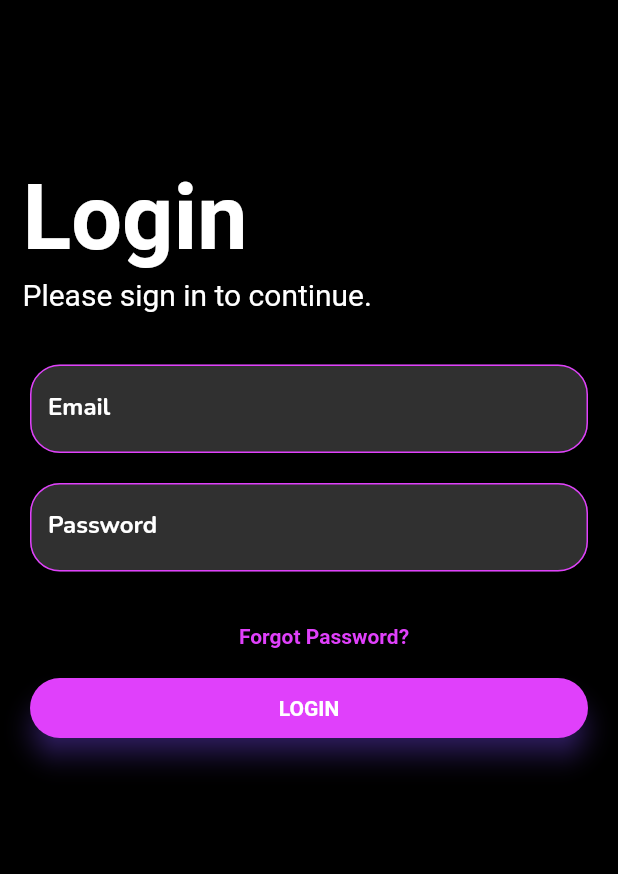
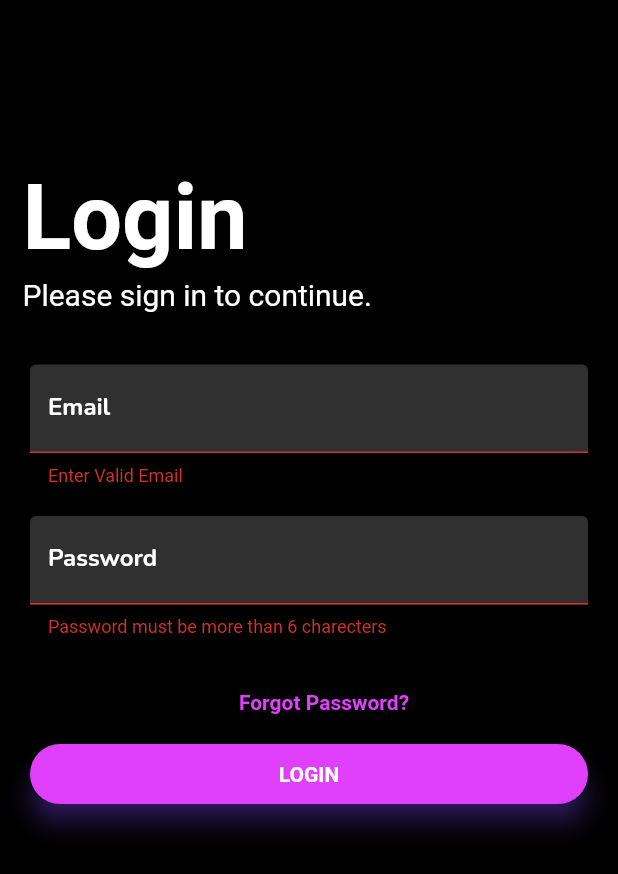
Before and after one commit to ChiranthSH007/eScoreZ, a Flutter app: the emaillogin screen opened directly, after a tap on "LOGIN", on a phone screen of 412 x 824 dp. Shown: the top 874 px of the screen. Run offline on Flutter 3.47's test engine with Material 2 defaults, Android fonts, the phone set to English and light mode, and no system bars; our stand-ins replace cached_network_image, cloud_firestore, firebase_core, flutter_signin_button, google_fonts; accounts and stored records are empty.

Commit message:
validate done

```diff
--- a/lib/emailloginpage.dart
+++ b/lib/emailloginpage.dart
@@ -10,6 +10,9 @@ class emaillogin extends StatefulWidget {
 }
 
 class _emailloginState extends State<emaillogin> {
+  String? login_email, login_password;
+  var _formkey = GlobalKey<FormState>();
+
   @override
   Widget build(BuildContext context) {
     return Scaffold(
@@ -45,18 +48,30 @@ class _emailloginState extends State<emaillogin> {
               ],
             ),
           ),
-          Container(
+          Form(
+            key: _formkey,
+            child: Container(
               padding: EdgeInsets.only(top: 35.0, left: 20.0, right: 20.0),
               child: Column(
                 children: [
                   Container(
                     // color: Colors.grey[850],
-                  child: TextField(
+                    child: TextFormField(
+                      keyboardType: TextInputType.emailAddress,
+                      validator: (item) {
+                        return item!.contains("@") ? null : "Enter Valid Email";
+                      },
+                      onChanged: (item) {
+                        setState(() {
+                          login_email = item;
+                        });
+                      },
                       decoration: InputDecoration(
                           filled: true,
                           fillColor: Colors.grey[850],
                           enabledBorder: const OutlineInputBorder(
-                          borderRadius: BorderRadius.all(Radius.circular(20.0)),
+                            borderRadius:
+                                BorderRadius.all(Radius.circular(20.0)),
                             borderSide:
                                 const BorderSide(color: Colors.purpleAccent),
                           ),
@@ -78,7 +93,19 @@ class _emailloginState extends State<emaillogin> {
                   ),
                   Container(
                     // color: Colors.grey[850],
-                  child: TextField(
+                    child: TextFormField(
+                      obscureText: true,
+                      keyboardType: TextInputType.text,
+                      validator: (item) {
+                        return item!.length > 6
+                            ? null
+                            : "Password must be more than 6 charecters";
+                      },
+                      onChanged: (item) {
+                        setState(() {
+                          login_password = item;
+                        });
+                      },
                       style: TextStyle(color: Colors.grey),
                       decoration: InputDecoration(
                         filled: true,
@@ -95,7 +122,8 @@ class _emailloginState extends State<emaillogin> {
                           color: Colors.white,
                         ),
                         focusedBorder: const OutlineInputBorder(
-                          borderRadius: BorderRadius.all(Radius.circular(20.0)),
+                            borderRadius:
+                                BorderRadius.all(Radius.circular(20.0)),
                             borderSide:
                                 const BorderSide(color: Colors.purpleAccent)),
                       ),
@@ -127,12 +155,15 @@ class _emailloginState extends State<emaillogin> {
                       color: Colors.purpleAccent,
                       elevation: 7.0,
                       child: GestureDetector(
-                      onTap: () {},
+                        onTap: () {
+                          if (_formkey.currentState!.validate()) {}
+                        },
                         child: Center(
                           child: Text(
                             'LOGIN',
                             style: TextStyle(
-                              color: Colors.white, fontWeight: FontWeight.bold),
+                                color: Colors.white,
+                                fontWeight: FontWeight.bold),
                           ),
                         ),
                       ),
@@ -141,7 +172,7 @@ class _emailloginState extends State<emaillogin> {
                 ],
               ),
             ),
-          Container(),
+          ),
         ],
       ),
     );
--- a/lib/emailsignuppage.dart
+++ b/lib/emailsignuppage.dart
@@ -11,6 +11,7 @@ class _emailsignuppageState extends State<emailsignuppage> {
   @override
   Widget build(BuildContext context) {
     return Scaffold(
+      resizeToAvoidBottomInset: false,
       backgroundColor: Colors.black,
       body: Column(
         crossAxisAlignment: CrossAxisAlignment.start,
--- a/lib/main.dart
+++ b/lib/main.dart
@@ -63,7 +63,7 @@ class _MyAppState extends State<MyApp> {
         primarySwatch: Colors.grey,
         visualDensity: VisualDensity.adaptivePlatformDensity,
       ),
-      home: new Login_Select(),
+      home: new emaillogin(),
     );
   }
 }
```
Lines whose indentation alone changed are shown as unchanged.
